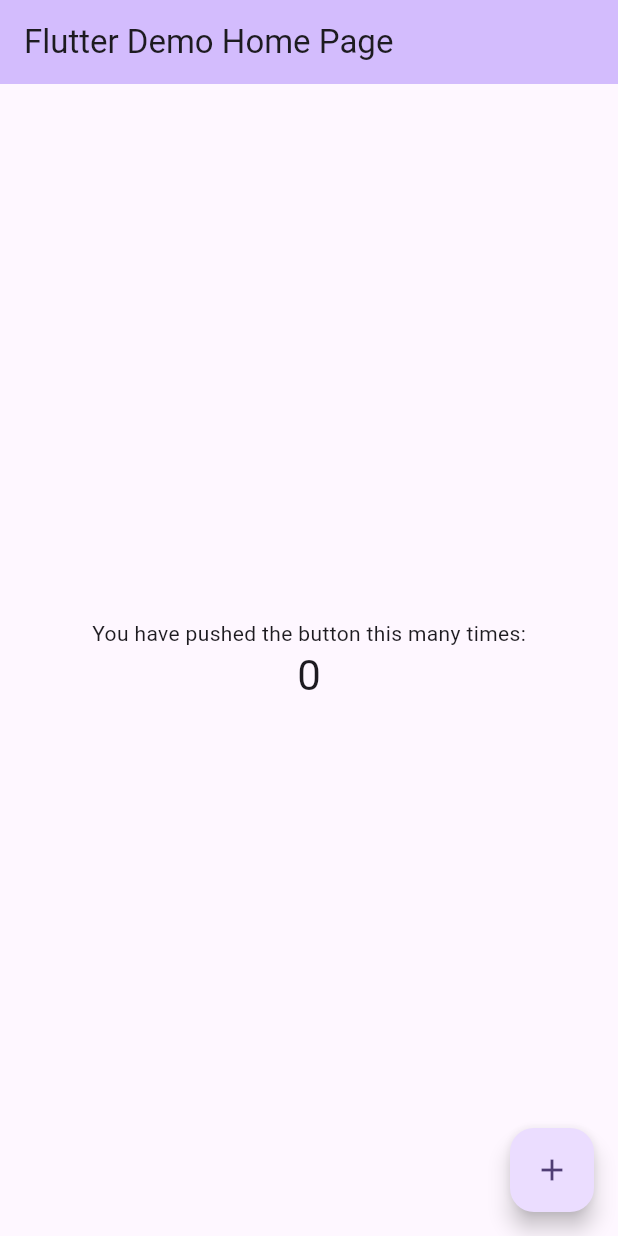
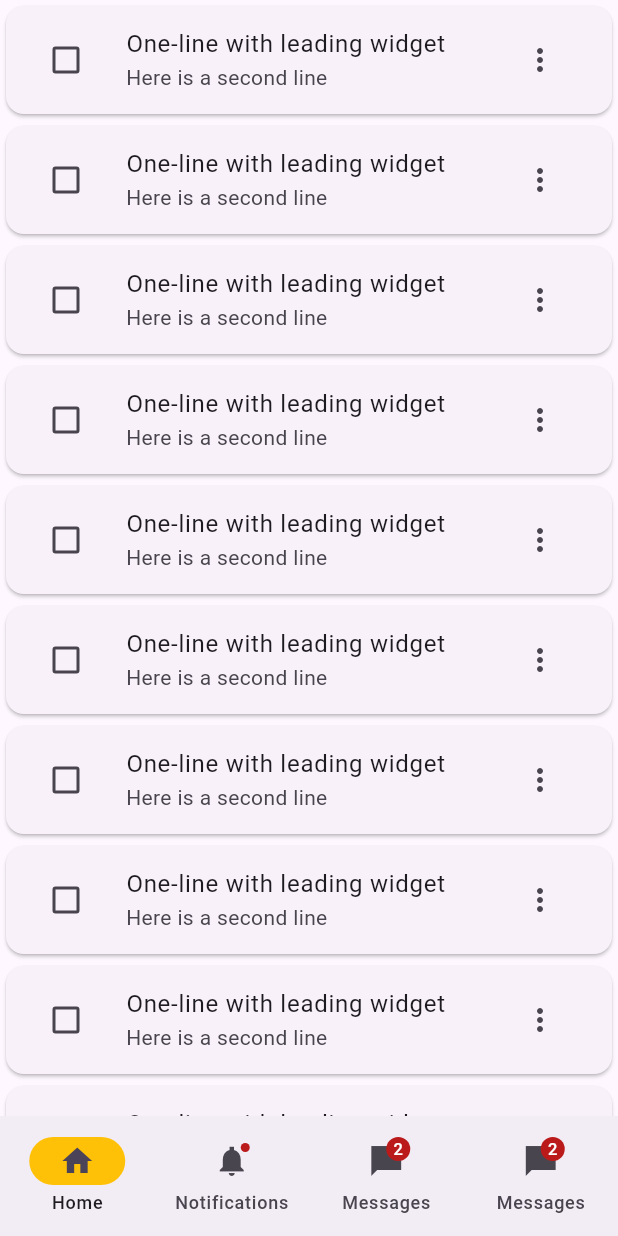
Before and after one commit to Hungyen0303/To-do-list-app-, a Flutter app: the screen it shows after launch, on a phone screen of 412 x 824 dp. Run offline on Flutter 3.47's test engine with Material 3 defaults, Android fonts, the phone set to English and light mode, and no system bars.

Commit message:
complete navigator

```diff
--- /dev/null
+++ b/lib/AllTodoList.dart
@@ -0,0 +1,24 @@
+
+
+
+import 'package:flutter/material.dart';
+
+class AllTodoList extends StatefulWidget
+{
+  const AllTodoList({super.key});
+
+
+  @override
+  State<AllTodoList> createState() => _AllTodoListState();
+}
+
+class _AllTodoListState extends State<AllTodoList>
+{
+  @override
+  Widget build(BuildContext context) {
+    return const Center(
+      child: Text('123'),
+    );
+  }
+
+}
--- /dev/null
+++ b/lib/Search.dart
@@ -0,0 +1,24 @@
+
+
+
+import 'package:flutter/material.dart';
+
+class Search extends StatefulWidget
+{
+  const Search({super.key});
+
+
+  @override
+  State<Search> createState() => _SearchState();
+}
+
+class _SearchState extends State<Search>
+{
+  @override
+  Widget build(BuildContext context) {
+    return const Center(
+      child: Text('123'),
+    );
+  }
+
+}
--- /dev/null
+++ b/lib/Today.dart
@@ -0,0 +1,242 @@
+
+
+
+import 'package:flutter/material.dart';
+
+class TodoListToday extends StatefulWidget
+{
+  const TodoListToday({super.key});
+
+
+  @override
+  State<TodoListToday> createState() => _TodoListTodayState();
+}
+
+class _TodoListTodayState extends State<TodoListToday>
+{
+
+  bool _isChecked = false;
+
+  void  _checkBox()
+  {
+
+  }
+
+  void palaceholder()  {
+
+  }
+
+   List<Widget> listTask = [
+     Card(
+       child: ListTile(
+         trailing: IconButton(onPressed: () =>
+         {
+
+         }, icon: Icon(Icons.more_vert)),
+         subtitle: Text('Here is a second line'),
+         leading: Checkbox(value: false, onChanged : (value) {
+         },),
+         title: const Text('One-line with leading widget'),
+       ),
+     ),
+     Card(
+       child: ListTile(
+         trailing: IconButton(onPressed: () =>
+         {
+
+         }, icon: Icon(Icons.more_vert)),
+         subtitle: Text('Here is a second line'),
+         leading: Checkbox(value: false, onChanged : (value) {
+         },),
+         title: const Text('One-line with leading widget'),
+       ),
+     ),
+     Card(
+       child: ListTile(
+         trailing: IconButton(onPressed: () =>
+         {
+
+         }, icon: Icon(Icons.more_vert)),
+         subtitle: Text('Here is a second line'),
+         leading: Checkbox(value: false, onChanged : (value) {
+         },),
+         title: const Text('One-line with leading widget'),
+       ),
+     ),
+     Card(
+       child: ListTile(
+         trailing: IconButton(onPressed: () =>
+         {
+
+         }, icon: Icon(Icons.more_vert)),
+         subtitle: Text('Here is a second line'),
+         leading: Checkbox(value: false, onChanged : (value) {
+         },),
+         title: const Text('One-line with leading widget'),
+       ),
+     ),
+     Card(
+       child: ListTile(
+         trailing: IconButton(onPressed: () =>
+         {
+
+         }, icon: Icon(Icons.more_vert)),
+         subtitle: Text('Here is a second line'),
+         leading: Checkbox(value: false, onChanged : (value) {
+         },),
+         title: const Text('One-line with leading widget'),
+       ),
+     ),
+     Card(
+       child: ListTile(
+         trailing: IconButton(onPressed: () =>
+         {
+
+         }, icon: Icon(Icons.more_vert)),
+         subtitle: Text('Here is a second line'),
+         leading: Checkbox(value: false, onChanged : (value) {
+         },),
+         title: const Text('One-line with leading widget'),
+       ),
+     ),
+     Card(
+       child: ListTile(
+         trailing: IconButton(onPressed: () =>
+         {
+
+         }, icon: Icon(Icons.more_vert)),
+         subtitle: Text('Here is a second line'),
+         leading: Checkbox(value: false, onChanged : (value) {
+         },),
+         title: const Text('One-line with leading widget'),
+       ),
+     ),   Card(
+       child: ListTile(
+         trailing: IconButton(onPressed: () =>
+         {
+
+         }, icon: Icon(Icons.more_vert)),
+         subtitle: Text('Here is a second line'),
+         leading: Checkbox(value: false, onChanged : (value) {
+         },),
+         title: const Text('One-line with leading widget'),
+       ),
+     ),
+     Card(
+       child: ListTile(
+         trailing: IconButton(onPressed: () =>
+         {
+
+         }, icon: Icon(Icons.more_vert)),
+         subtitle: Text('Here is a second line'),
+         leading: Checkbox(value: false, onChanged : (value) {
+         },),
+         title: const Text('One-line with leading widget'),
+       ),
+     ),
+     Card(
+       child: ListTile(
+         trailing: IconButton(onPressed: () =>
+         {
+
+         }, icon: Icon(Icons.more_vert)),
+         subtitle: Text('Here is a second line'),
+         leading: Checkbox(value: false, onChanged : (value) {
+         },),
+         title: const Text('One-line with leading widget'),
+       ),
+     ),
+     Card(
+       child: ListTile(
+         trailing: IconButton(onPressed: () =>
+         {
+
+         }, icon: Icon(Icons.more_vert)),
+         subtitle: Text('Here is a second line'),
+         leading: Checkbox(value: false, onChanged : (value) {
+         },),
+         title: const Text('One-line with leading widget'),
+       ),
+     ),
+     Card(
+       child: ListTile(
+         trailing: IconButton(onPressed: () =>
+         {
+
+         }, icon: Icon(Icons.more_vert)),
+         subtitle: Text('Here is a second line'),
+         leading: Checkbox(value: false, onChanged : (value) {
+         },),
+         title: const Text('One-line with leading widget'),
+       ),
+     ),
+     Card(
+       child: ListTile(
+         trailing: IconButton(onPressed: () =>
+         {
+
+         }, icon: Icon(Icons.more_vert)),
+         subtitle: Text('Here is a second line'),
+         leading: Checkbox(value: false, onChanged : (value) {
+         },),
+         title: const Text('One-line with leading widget'),
+       ),
+     ),
+     Card(
+       child: ListTile(
+         trailing: IconButton(onPressed: () =>
+         {
+
+         }, icon: Icon(Icons.more_vert)),
+         subtitle: Text('Here is a second line'),
+         leading: Checkbox(value: false, onChanged : (value) {
+         },),
+         title: const Text('One-line with leading widget'),
+       ),
+     ),
+     Card(
+       child: ListTile(
+         trailing: IconButton(onPressed: () =>
+         {
+
+         }, icon: Icon(Icons.more_vert)),
+         subtitle: Text('Here is a second line'),
+         leading: Checkbox(value: false, onChanged : (value) {
+         },),
+         title: const Text('One-line with leading widget'),
+       ),
+     ),   Card(
+       child: ListTile(
+         trailing: IconButton(onPressed: () =>
+         {
+
+         }, icon: Icon(Icons.more_vert)),
+         subtitle: Text('Here is a second line'),
+         leading: Checkbox(value: false, onChanged : (value) {
+         },),
+         title: const Text('One-line with leading widget'),
+       ),
+     ),
+
+
+
+
+
+   ];
+
+  @override
+  Widget build(BuildContext context) {
+    return Scaffold(
+      //appBar:
+      body:
+      ListView
+
+        (
+        scrollDirection: Axis.vertical,
+        children: listTask.map((task) => task).toList() ,
+
+      ),
+    );
+  }
+
+}
--- /dev/null
+++ b/lib/Upcoming.dart
@@ -0,0 +1,18 @@
+
+import 'package:flutter/cupertino.dart';
+
+class UpcomingTodoList extends StatefulWidget
+{
+  State<UpcomingTodoList> createState() => _UpcomingTodoListState() ;
+}
+
+class _UpcomingTodoListState extends State<UpcomingTodoList>
+{
+  @override
+  Widget build(BuildContext context) {
+    // TODO: implement build
+    throw UnimplementedError();
+  }
+
+
+}
--- a/lib/main.dart
+++ b/lib/main.dart
@@ -1,11 +1,16 @@
 import 'package:flutter/material.dart';
-
+import 'AllTodoList.dart';
+import 'Search.dart';
+import 'Today.dart';
+import 'package:todolistapp/Upcoming.dart';
 void main() {
   runApp(const MyApp());
 }
 
 class MyApp extends StatelessWidget {
   const MyApp({super.key});
+
+
 
   // This widget is the root of your application.
   @override
@@ -17,88 +22,66 @@ class MyApp extends StatelessWidget {
         colorScheme: ColorScheme.fromSeed(seedColor: Colors.deepPurple),
         useMaterial3: true,
       ),
-      home: const MyHomePage(title: 'Flutter Demo Home Page'),
+      home: const MyHomePage(),
     );
   }
 }
 
 class MyHomePage extends StatefulWidget {
-  const MyHomePage({super.key, required this.title});
-
-
-
-  final String title;
+  const MyHomePage({super.key});
 
   @override
   State<MyHomePage> createState() => _MyHomePageState();
 }
 
 class _MyHomePageState extends State<MyHomePage> {
-  int _counter = 0;
 
-  void _incrementCounter() {
-    setState(() {
-      // This call to setState tells the Flutter framework that something has
-      // changed in this State, which causes it to rerun the build method below
-      // so that the display can reflect the updated values. If we changed
-      // _counter without calling setState(), then the build method would not be
-      // called again, and so nothing would appear to happen.
-      _counter++;
-    });
-  }
-
+  // Widget destinations ;
+  int currentPageIndex = 0;
   @override
   Widget build(BuildContext context) {
-    // This method is rerun every time setState is called, for instance as done
-    // by the _incrementCounter method above.
-    //
-    // The Flutter framework has been optimized to make rerunning build methods
-    // fast, so that you can just rebuild anything that needs updating rather
-    // than having to individually change instances of widgets.
+
     return Scaffold(
-      appBar: AppBar(
-        // TRY THIS: Try changing the color here to a specific color (to
-        // Colors.amber, perhaps?) and trigger a hot reload to see the AppBar
-        // change color while the other colors stay the same.
-        backgroundColor: Theme.of(context).colorScheme.inversePrimary,
-        // Here we take the value from the MyHomePage object that was created by
-        // the App.build method, and use it to set our appbar title.
-        title: Text(widget.title),
+      bottomNavigationBar: NavigationBar(
+        onDestinationSelected: (int index) {
+          setState(() {
+            currentPageIndex = index;
+          });
+        },
+        indicatorColor: Colors.amber,
+        selectedIndex: currentPageIndex,
+        destinations: const <Widget>[
+          NavigationDestination(
+            selectedIcon: Icon(Icons.home),
+            icon: Icon(Icons.home_outlined),
+            label: 'Home',
+          ),
+          NavigationDestination(
+            icon: Badge(child: Icon(Icons.notifications_sharp)),
+            label: 'Notifications',
+          ),
+          NavigationDestination(
+            icon: Badge(
+              label: Text('2'),
+              child: Icon(Icons.messenger_sharp),
+            ),
+            label: 'Messages',
+          ),
+          NavigationDestination(
+            icon: Badge(
+              label: Text('2'),
+              child: Icon(Icons.messenger_sharp),
+            ),
+            label: 'Messages',
+          ),
+        ],
       ),
-      body: Center(
-        // Center is a layout widget. It takes a single child and positions it
-        // in the middle of the parent.
-        child: Column(
-          // Column is also a layout widget. It takes a list of children and
-          // arranges them vertically. By default, it sizes itself to fit its
-          // children horizontally, and tries to be as tall as its parent.
-          //
-          // Column has various properties to control how it sizes itself and
-          // how it positions its children. Here we use mainAxisAlignment to
-          // center the children vertically; the main axis here is the vertical
-          // axis because Columns are vertical (the cross axis would be
-          // horizontal).
-          //
-          // TRY THIS: Invoke "debug painting" (choose the "Toggle Debug Paint"
-          // action in the IDE, or press "p" in the console), to see the
-          // wireframe for each widget.
-          mainAxisAlignment: MainAxisAlignment.center,
-          children: <Widget>[
-            const Text(
-              'You have pushed the button this many times:',
-            ),
-            Text(
-              '$_counter',
-              style: Theme.of(context).textTheme.headlineMedium,
-            ),
-          ],
-        ),
-      ),
-      floatingActionButton: FloatingActionButton(
-        onPressed: _incrementCounter,
-        tooltip: 'Increment',
-        child: const Icon(Icons.add),
-      ), // This trailing comma makes auto-formatting nicer for build methods.
+      body: <Widget>[
+        TodoListToday() ,
+        UpcomingTodoList() ,
+        AllTodoList() ,
+        Search() ,
+      ][currentPageIndex],
     );
   }
 }
```
